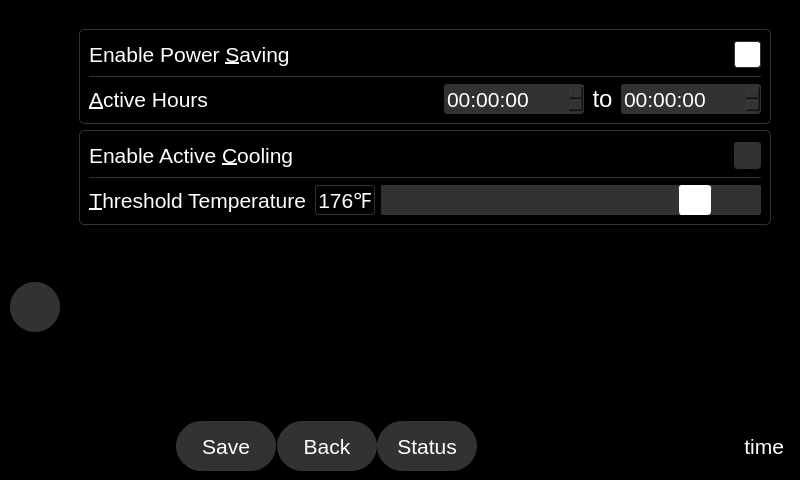
Before: the Qt Designer form qt_design/main_window.ui in zyl120/Naloxone_Safety_Kit, drawn with Qt 5.
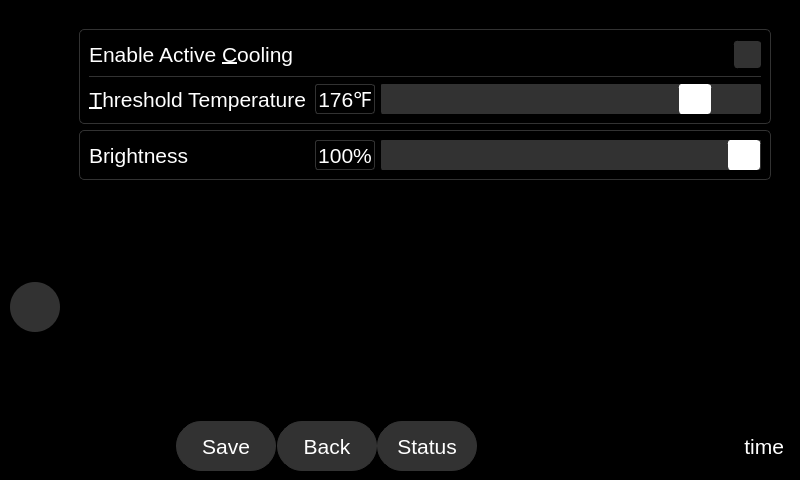
After: the same form once the commit is applied. The open tabs and pages were chosen to show the change. Icons and pictures are not drawn.

Commit message: remove active hrs

Diff of the .ui file:
```diff
--- a/qt_design/main_window.ui
+++ b/qt_design/main_window.ui
@@ -1179,144 +1179,6 @@
               </property>
              </spacer>
             </item>
-            <item>
-             <widget class="QFrame" name="frame_2">
-              <property name="sizePolicy">
-               <sizepolicy hsizetype="Preferred" vsizetype="Maximum">
-                <horstretch>0</horstretch>
-                <verstretch>0</verstretch>
-               </sizepolicy>
-              </property>
-              <property name="styleSheet">
-               <string notr="true">.QFrame{border-radius: 5px;border-color:rgb(50,50,50);border-width: 1px;border-style: solid;}</string>
-              </property>
-              <property name="frameShape">
-               <enum>QFrame::StyledPanel</enum>
-              </property>
-              <property name="frameShadow">
-               <enum>QFrame::Raised</enum>
-              </property>
-              <layout class="QVBoxLayout" name="verticalLayout_50">
-               <item>
-                <layout class="QHBoxLayout" name="horizontalLayout_13">
-                 <item>
-                  <widget class="QLabel" name="label_3">
-                   <property name="font">
-                    <font>
-                     <pointsize>16</pointsize>
-                    </font>
-                   </property>
-                   <property name="styleSheet">
-                    <string notr="true">color:white</string>
-                   </property>
-                   <property name="text">
-                    <string>&amp;Brightness</string>
-                   </property>
-                   <property name="buddy">
-                    <cstring>brightness_slider</cstring>
-                   </property>
-                  </widget>
-                 </item>
-                 <item>
-                  <widget class="QLabel" name="brightness_label">
-                   <property name="sizePolicy">
-                    <sizepolicy hsizetype="Fixed" vsizetype="Fixed">
-                     <horstretch>0</horstretch>
-                     <verstretch>0</verstretch>
-                    </sizepolicy>
-                   </property>
-                   <property name="minimumSize">
-                    <size>
-                     <width>60</width>
-                     <height>30</height>
-                    </size>
-                   </property>
-                   <property name="maximumSize">
-                    <size>
-                     <width>60</width>
-                     <height>30</height>
-                    </size>
-                   </property>
-                   <property name="font">
-                    <font>
-                     <pointsize>16</pointsize>
-                    </font>
-                   </property>
-                   <property name="styleSheet">
-                    <string notr="true">color: white; border-radius:3px;border-color: rgb(50,50,50);border-width: 1px;border-style: solid;</string>
-                   </property>
-                   <property name="text">
-                    <string>100%</string>
-                   </property>
-                   <property name="alignment">
-                    <set>Qt::AlignCenter</set>
-                   </property>
-                  </widget>
-                 </item>
-                 <item>
-                  <widget class="QSlider" name="brightness_slider">
-                   <property name="sizePolicy">
-                    <sizepolicy hsizetype="Fixed" vsizetype="Fixed">
-                     <horstretch>0</horstretch>
-                     <verstretch>0</verstretch>
-                    </sizepolicy>
-                   </property>
-                   <property name="minimumSize">
-                    <size>
-                     <width>380</width>
-                     <height>30</height>
-                    </size>
-                   </property>
-                   <property name="maximumSize">
-                    <size>
-                     <width>380</width>
-                     <height>30</height>
-                    </size>
-                   </property>
-                   <property name="styleSheet">
-                    <string notr="true">QSlider::groove:horizontal {
-    border: 1px solid rgb(50,50,50);
-    border-radius: 3px;
-    height: 30px; /* the groove expands to the size of the slider by default. by giving it a height, it has a fixed size */
-    background: rgb(50,50,50);
-    margin: 2px 0;
-}
-
-QSlider::handle:horizontal {
-    background-color:white;
-    border: 1px solid white;
-    width: 30px;
-    border-radius: 3px;
-}</string>
-                   </property>
-                   <property name="minimum">
-                    <number>10</number>
-                   </property>
-                   <property name="maximum">
-                    <number>100</number>
-                   </property>
-                   <property name="singleStep">
-                    <number>10</number>
-                   </property>
-                   <property name="value">
-                    <number>100</number>
-                   </property>
-                   <property name="orientation">
-                    <enum>Qt::Horizontal</enum>
-                   </property>
-                   <property name="tickPosition">
-                    <enum>QSlider::NoTicks</enum>
-                   </property>
-                   <property name="tickInterval">
-                    <number>0</number>
-                   </property>
-                  </widget>
-                 </item>
-                </layout>
-               </item>
-              </layout>
-             </widget>
-            </item>
            </layout>
           </widget>
           <widget class="QWidget" name="naloxone_info">
@@ -2535,223 +2397,6 @@
                 </rect>
                </property>
                <layout class="QVBoxLayout" name="verticalLayout_22" stretch="0,0,0">
-                <item>
-                 <widget class="QFrame" name="frame_10">
-                  <property name="styleSheet">
-                   <string notr="true">QWidget#frame_10{border-radius: 5px;border-color:rgb(50,50,50);border-width: 1px;border-style: solid;}</string>
-                  </property>
-                  <property name="frameShape">
-                   <enum>QFrame::StyledPanel</enum>
-                  </property>
-                  <property name="frameShadow">
-                   <enum>QFrame::Raised</enum>
-                  </property>
-                  <layout class="QVBoxLayout" name="verticalLayout_13">
-                   <item>
-                    <layout class="QHBoxLayout" name="horizontalLayout_34">
-                     <item>
-                      <widget class="QLabel" name="enablePowerSavingLabel">
-                       <property name="font">
-                        <font>
-                         <pointsize>16</pointsize>
-                        </font>
-                       </property>
-                       <property name="styleSheet">
-                        <string notr="true">color:white</string>
-                       </property>
-                       <property name="text">
-                        <string>Enable Power &amp;Saving</string>
-                       </property>
-                       <property name="alignment">
-                        <set>Qt::AlignLeading|Qt::AlignLeft|Qt::AlignVCenter</set>
-                       </property>
-                       <property name="buddy">
-                        <cstring>enablePowerSavingCheckBox</cstring>
-                       </property>
-                      </widget>
-                     </item>
-                     <item>
-                      <spacer name="horizontalSpacer_35">
-                       <property name="orientation">
-                        <enum>Qt::Horizontal</enum>
-                       </property>
-                       <property name="sizeHint" stdset="0">
-                        <size>
-                         <width>40</width>
-                         <height>20</height>
-                        </size>
-                       </property>
-                      </spacer>
-                     </item>
-                     <item>
-                      <widget class="QCheckBox" name="enablePowerSavingCheckBox">
-                       <property name="minimumSize">
-                        <size>
-                         <width>0</width>
-                         <height>30</height>
-                        </size>
-                       </property>
-                       <property name="font">
-                        <font>
-                         <pointsize>16</pointsize>
-                        </font>
-                       </property>
-                       <property name="layoutDirection">
-                        <enum>Qt::RightToLeft</enum>
-                       </property>
-                       <property name="styleSheet">
-                        <string notr="true">QCheckBox::indicator{
-border-color:rgb(50,50,50);border-width: 1px; border-radius:3px;border-style: solid;height:25;width:25}
-QCheckBox::indicator:unchecked{
-background-color : rgb(50,50,50);}
-QCheckBox::indicator:checked{
-background-color : white;}
-QCheckBox{
-color:white;
-}
-</string>
-                       </property>
-                       <property name="text">
-                        <string/>
-                       </property>
-                       <property name="checked">
-                        <bool>true</bool>
-                       </property>
-                      </widget>
-                     </item>
-                    </layout>
-                   </item>
-                   <item>
-                    <widget class="Line" name="line_5">
-                     <property name="styleSheet">
-                      <string notr="true">color:rgb(50,50,50)</string>
-                     </property>
-                     <property name="frameShadow">
-                      <enum>QFrame::Plain</enum>
-                     </property>
-                     <property name="lineWidth">
-                      <number>1</number>
-                     </property>
-                     <property name="orientation">
-                      <enum>Qt::Horizontal</enum>
-                     </property>
-                    </widget>
-                   </item>
-                   <item>
-                    <layout class="QHBoxLayout" name="horizontalLayout_23">
-                     <item>
-                      <widget class="QLabel" name="activeHoursLabel">
-                       <property name="font">
-                        <font>
-                         <pointsize>16</pointsize>
-                        </font>
-                       </property>
-                       <property name="styleSheet">
-                        <string notr="true">color:white</string>
-                       </property>
-                       <property name="text">
-                        <string>&amp;Active Hours</string>
-                       </property>
-                       <property name="alignment">
-                        <set>Qt::AlignLeading|Qt::AlignLeft|Qt::AlignVCenter</set>
-                       </property>
-                       <property name="buddy">
-                        <cstring>startTimeEdit</cstring>
-                       </property>
-                      </widget>
-                     </item>
-                     <item>
-                      <spacer name="horizontalSpacer_34">
-                       <property name="orientation">
-                        <enum>Qt::Horizontal</enum>
-                       </property>
-                       <property name="sizeHint" stdset="0">
-                        <size>
-                         <width>40</width>
-                         <height>20</height>
-                        </size>
-                       </property>
-                      </spacer>
-                     </item>
-                     <item>
-                      <widget class="QTimeEdit" name="startTimeEdit">
-                       <property name="minimumSize">
-                        <size>
-                         <width>140</width>
-                         <height>30</height>
-                        </size>
-                       </property>
-                       <property name="font">
-                        <font>
-                         <pointsize>16</pointsize>
-                        </font>
-                       </property>
-                       <property name="styleSheet">
-                        <string notr="true">color: white; background-color: rgb(50,50,50); border-radius:3px;border-color: rgb(50,50,50);border-width: 1px;border-style: solid;
-</string>
-                       </property>
-                       <property name="calendarPopup">
-                        <bool>true</bool>
-                       </property>
-                      </widget>
-                     </item>
-                     <item>
-                      <widget class="QLabel" name="activeHoursColon">
-                       <property name="minimumSize">
-                        <size>
-                         <width>25</width>
-                         <height>0</height>
-                        </size>
-                       </property>
-                       <property name="maximumSize">
-                        <size>
-                         <width>16</width>
-                         <height>16777215</height>
-                        </size>
-                       </property>
-                       <property name="font">
-                        <font>
-                         <pointsize>18</pointsize>
-                        </font>
-                       </property>
-                       <property name="styleSheet">
-                        <string notr="true">color:white</string>
-                       </property>
-                       <property name="text">
-                        <string>to</string>
-                       </property>
-                       <property name="alignment">
-                        <set>Qt::AlignCenter</set>
-                       </property>
-                      </widget>
-                     </item>
-                     <item>
-                      <widget class="QTimeEdit" name="endTimeEdit">
-                       <property name="minimumSize">
-                        <size>
-                         <width>140</width>
-                         <height>30</height>
-                        </size>
-                       </property>
-                       <property name="font">
-                        <font>
-                         <pointsize>16</pointsize>
-                        </font>
-                       </property>
-                       <property name="styleSheet">
-                        <string notr="true">color: white; background-color: rgb(50,50,50); border-radius:3px;border-color: rgb(50,50,50);border-width: 1px;border-style: solid;
-</string>
-                       </property>
-                       <property name="calendarPopup">
-                        <bool>true</bool>
-                       </property>
-                      </widget>
-                     </item>
-                    </layout>
-                   </item>
-                  </layout>
-                 </widget>
-                </item>
                 <item>
                  <widget class="QFrame" name="frame_11">
                   <property name="styleSheet">
@@ -2968,6 +2613,130 @@
                   </layout>
                  </widget>
                 </item>
+                <item>
+                 <widget class="QFrame" name="frame_4">
+                  <property name="styleSheet">
+                   <string notr="true">QWidget#frame_4{border-radius: 5px;border-color:rgb(50,50,50);border-width: 1px;border-style: solid;}</string>
+                  </property>
+                  <property name="frameShape">
+                   <enum>QFrame::StyledPanel</enum>
+                  </property>
+                  <property name="frameShadow">
+                   <enum>QFrame::Raised</enum>
+                  </property>
+                  <layout class="QVBoxLayout" name="verticalLayout_51">
+                   <item>
+                    <layout class="QHBoxLayout" name="horizontalLayout_25">
+                     <item>
+                      <widget class="QLabel" name="label_4">
+                       <property name="font">
+                        <font>
+                         <pointsize>16</pointsize>
+                        </font>
+                       </property>
+                       <property name="styleSheet">
+                        <string notr="true">color:white</string>
+                       </property>
+                       <property name="text">
+                        <string>Brightness</string>
+                       </property>
+                      </widget>
+                     </item>
+                     <item>
+                      <spacer name="horizontalSpacer_3">
+                       <property name="orientation">
+                        <enum>Qt::Horizontal</enum>
+                       </property>
+                       <property name="sizeHint" stdset="0">
+                        <size>
+                         <width>40</width>
+                         <height>20</height>
+                        </size>
+                       </property>
+                      </spacer>
+                     </item>
+                     <item>
+                      <widget class="QLabel" name="brightness_label">
+                       <property name="minimumSize">
+                        <size>
+                         <width>60</width>
+                         <height>30</height>
+                        </size>
+                       </property>
+                       <property name="maximumSize">
+                        <size>
+                         <width>60</width>
+                         <height>30</height>
+                        </size>
+                       </property>
+                       <property name="font">
+                        <font>
+                         <pointsize>16</pointsize>
+                        </font>
+                       </property>
+                       <property name="styleSheet">
+                        <string notr="true">color: white; border-radius:3px;border-color: rgb(50,50,50);border-width: 1px;border-style: solid;</string>
+                       </property>
+                       <property name="text">
+                        <string>100%</string>
+                       </property>
+                       <property name="alignment">
+                        <set>Qt::AlignCenter</set>
+                       </property>
+                      </widget>
+                     </item>
+                     <item>
+                      <widget class="QSlider" name="brightness_slider">
+                       <property name="sizePolicy">
+                        <sizepolicy hsizetype="Fixed" vsizetype="Fixed">
+                         <horstretch>0</horstretch>
+                         <verstretch>0</verstretch>
+                        </sizepolicy>
+                       </property>
+                       <property name="minimumSize">
+                        <size>
+                         <width>380</width>
+                         <height>30</height>
+                        </size>
+                       </property>
+                       <property name="maximumSize">
+                        <size>
+                         <width>380</width>
+                         <height>30</height>
+                        </size>
+                       </property>
+                       <property name="styleSheet">
+                        <string notr="true">QSlider::groove:horizontal {
+    border: 1px solid rgb(50,50,50);
+    border-radius: 3px;
+    height: 30px; /* the groove expands to the size of the slider by default. by giving it a height, it has a fixed size */
+    background: rgb(50,50,50);
+    margin: 2px 0;
+}
+
+QSlider::handle:horizontal {
+    background-color:white;
+    border: 1px solid white;
+    width: 30px;
+    border-radius: 3px;
+}</string>
+                       </property>
+                       <property name="maximum">
+                        <number>100</number>
+                       </property>
+                       <property name="value">
+                        <number>100</number>
+                       </property>
+                       <property name="orientation">
+                        <enum>Qt::Horizontal</enum>
+                       </property>
+                      </widget>
+                     </item>
+                    </layout>
+                   </item>
+                  </layout>
+                 </widget>
+                </item>
                 <item>
                  <spacer name="verticalSpacer_4">
                   <property name="orientation">
```
Left out of the diff: 10 changed lines with no effect on the pictures. The commit also changes 3 other files.
